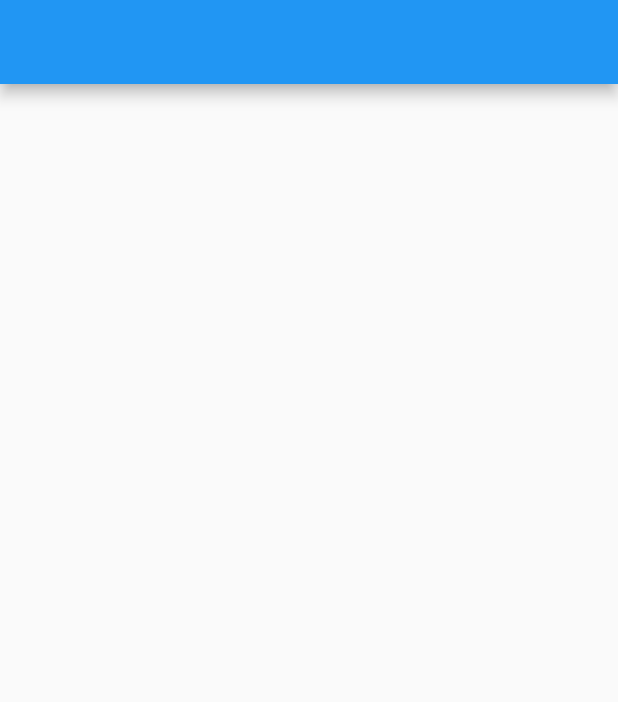
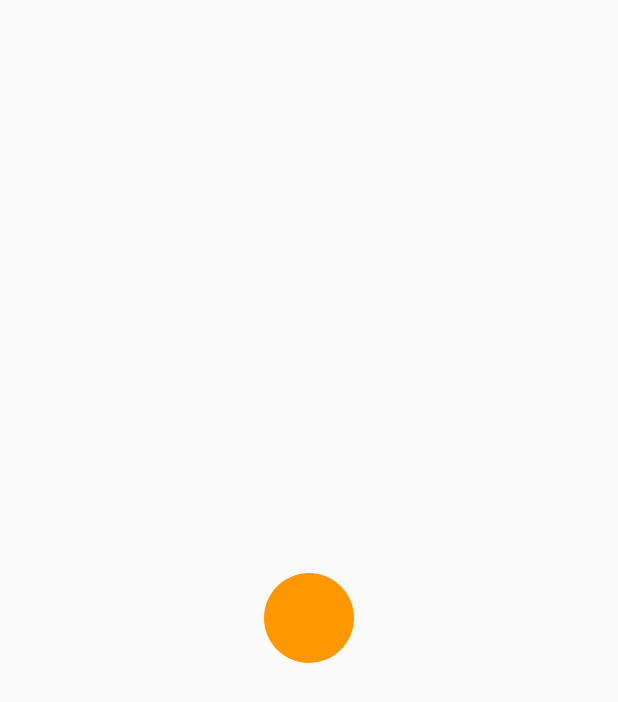
Before and after one commit to GhayoorUlHaq/quick_bee, a Flutter app: the screen it shows after launch, on a phone screen of 412 x 824 dp. Shown: the top 702 px of the screen. Run offline on Flutter 3.47's test engine with Material 2 defaults, Android fonts, the phone set to English and light mode, and no system bars.

Commit message:
center circle created

```diff
--- a/lib/main.dart
+++ b/lib/main.dart
@@ -26,15 +26,31 @@ class MyApp extends StatelessWidget {
 }
 
 class MyHomePage extends StatelessWidget {
+  @override
 
-  @override
+  Widget _container (Color color){
+
+  }
   Widget build(BuildContext context) {
     return Scaffold(
-      appBar: AppBar(
-        title: Text(""),
-      ),
       body: Center(
-
+        child: Column(
+          mainAxisAlignment: MainAxisAlignment.center,
+          children: <Widget>[
+            new Stack(
+              children: <Widget>[
+                new Container(
+                height: 60.0,
+                width: 60.0,
+                decoration: new BoxDecoration(
+                  borderRadius: new BorderRadius.circular(50.0),
+                  color: Colors.orange
+                ),
+              )
+              ],
+            )
+          ],
+        ),
       ),
     );
   }
```
